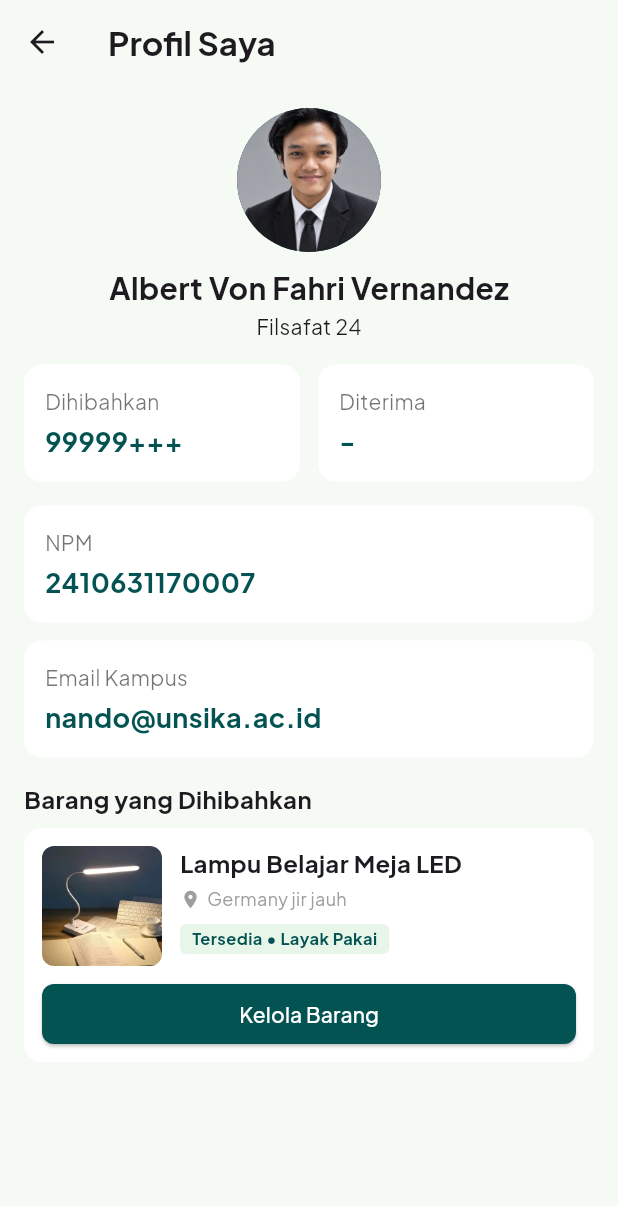
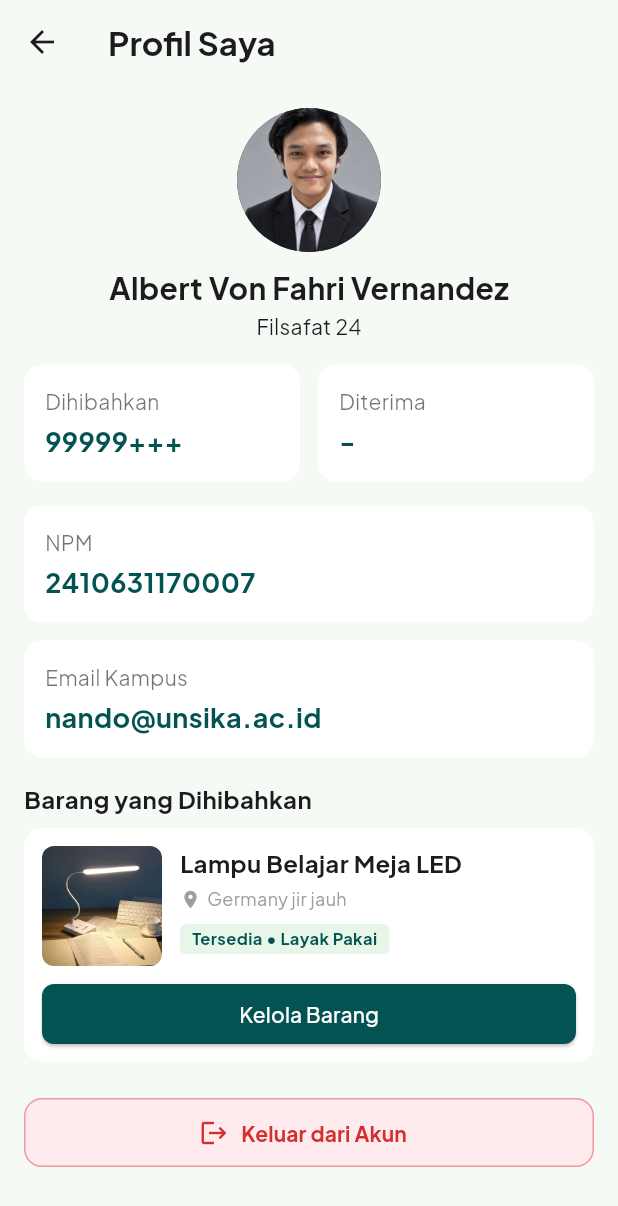
Before and after one commit to Yagirado/SAPA, a Flutter app: the ProfileSaya screen opened directly, on a phone screen of 412 x 824 dp. Shown: the top 1206 px of the screen. Run offline on Flutter 3.47's test engine with Material 3 defaults, Android fonts, the phone set to English and light mode, and no system bars.

Commit message:
tombol logout

```diff
--- a/lib/profile/profilesaya.dart
+++ b/lib/profile/profilesaya.dart
@@ -1,4 +1,5 @@
 import 'package:flutter/material.dart';
+import 'package:sapa/login/login.dart';
 import 'package:sapa/theme/app_colors.dart';
 
 class ProfileSaya extends StatelessWidget {
@@ -252,6 +253,37 @@ class ProfileSaya extends StatelessWidget {
                 ],
               ),
             ),
+            const SizedBox(height: 24),
+
+            // TOMBOL LOGOUT
+            SizedBox(
+              width: double.infinity,
+              height: 46,
+              child: ElevatedButton.icon(
+                style: ElevatedButton.styleFrom(
+                  backgroundColor: Colors.red.shade50,
+                  foregroundColor: Colors.red.shade700,
+                  elevation: 0,
+                  side: BorderSide(color: Colors.red.shade200),
+                  shape: RoundedRectangleBorder(
+                    borderRadius: BorderRadius.circular(12),
+                  ),
+                ),
+                icon: const Icon(Icons.logout, size: 20),
+                label: const Text(
+                  'Keluar dari Akun',
+                  style: TextStyle(fontWeight: FontWeight.bold, fontSize: 14),
+                ),
+                onPressed: () {
+                  Navigator.pushAndRemoveUntil(
+                    context,
+                    MaterialPageRoute(builder: (_) => const Login()),
+                    (route) => false,
+                  );
+                },
+              ),
+            ),
+            const SizedBox(height: 16),
           ],
         ),
       ),
```
